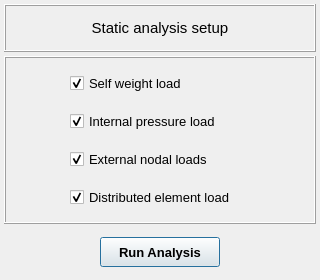
Qt form pulse/interface/data/ui_files/analysis/structural/static_analysis.ui (open-pulse/OpenPulse) before a commit.
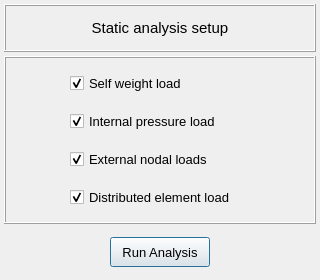
The same form after that commit. Icons and pictures are not drawn.

The edit to the form file:
```diff
--- a/pulse/interface/data/ui_files/analysis/structural/static_analysis.ui
+++ b/pulse/interface/data/ui_files/analysis/structural/static_analysis.ui
@@ -190,19 +190,22 @@
        <widget class="QPushButton" name="pushButton_run_analysis">
         <property name="minimumSize">
          <size>
-          <width>120</width>
+          <width>100</width>
           <height>30</height>
          </size>
         </property>
         <property name="maximumSize">
          <size>
-          <width>120</width>
+          <width>100</width>
           <height>30</height>
          </size>
         </property>
         <property name="font">
          <font>
+          <family>MS Shell Dlg 2</family>
           <pointsize>10</pointsize>
+          <weight>50</weight>
+          <bold>false</bold>
          </font>
         </property>
         <property name="styleSheet">
```
